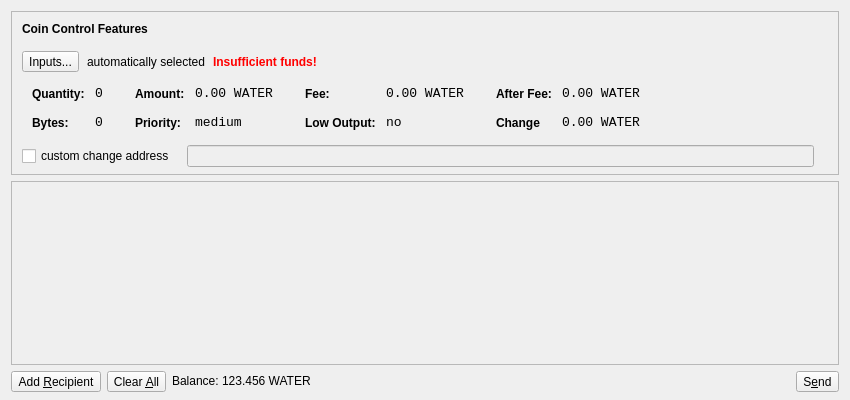
The window that src/qt/forms/sendcoinsdialog.ui (DaElf/bitcoin) describes before a commit, drawn with Qt 5.
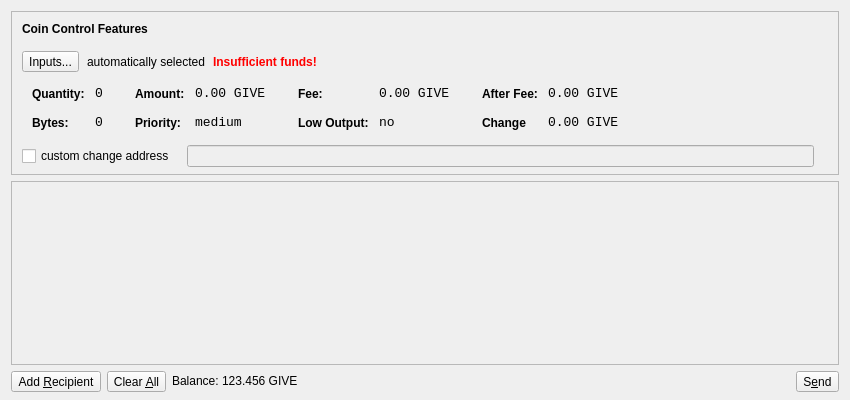
The same window after the commit. Icons and pictures are not drawn.

Diff of the .ui file:
```diff
--- a/src/qt/forms/sendcoinsdialog.ui
+++ b/src/qt/forms/sendcoinsdialog.ui
@@ -330,7 +330,7 @@
                   <enum>Qt::ActionsContextMenu</enum>
                  </property>
                  <property name="text">
-                  <string>0.00 WATER</string>
+                  <string>0.00 GIVE</string>
                  </property>
                  <property name="textInteractionFlags">
                   <set>Qt::LinksAccessibleByMouse|Qt::TextSelectableByKeyboard|Qt::TextSelectableByMouse</set>
@@ -416,7 +416,7 @@
                   <enum>Qt::ActionsContextMenu</enum>
                  </property>
                  <property name="text">
-                  <string>0.00 WATER</string>
+                  <string>0.00 GIVE</string>
                  </property>
                  <property name="textInteractionFlags">
                   <set>Qt::LinksAccessibleByMouse|Qt::TextSelectableByKeyboard|Qt::TextSelectableByMouse</set>
@@ -502,7 +502,7 @@
                   <enum>Qt::ActionsContextMenu</enum>
                  </property>
                  <property name="text">
-                  <string>0.00 WATER</string>
+                  <string>0.00 GIVE</string>
                  </property>
                  <property name="textInteractionFlags">
                   <set>Qt::LinksAccessibleByMouse|Qt::TextSelectableByKeyboard|Qt::TextSelectableByMouse</set>
@@ -534,7 +534,7 @@
                   <enum>Qt::ActionsContextMenu</enum>
                  </property>
                  <property name="text">
-                  <string>0.00 WATER</string>
+                  <string>0.00 GIVE</string>
                  </property>
                  <property name="textInteractionFlags">
                   <set>Qt::LinksAccessibleByMouse|Qt::TextSelectableByKeyboard|Qt::TextSelectableByMouse</set>
@@ -750,7 +750,7 @@
           <cursorShape>IBeamCursor</cursorShape>
          </property>
          <property name="text">
-          <string>123.456 WATER</string>
+          <string>123.456 GIVE</string>
          </property>
          <property name="textInteractionFlags">
           <set>Qt::LinksAccessibleByMouse|Qt::TextSelectableByKeyboard|Qt::TextSelectableByMouse</set>
```
